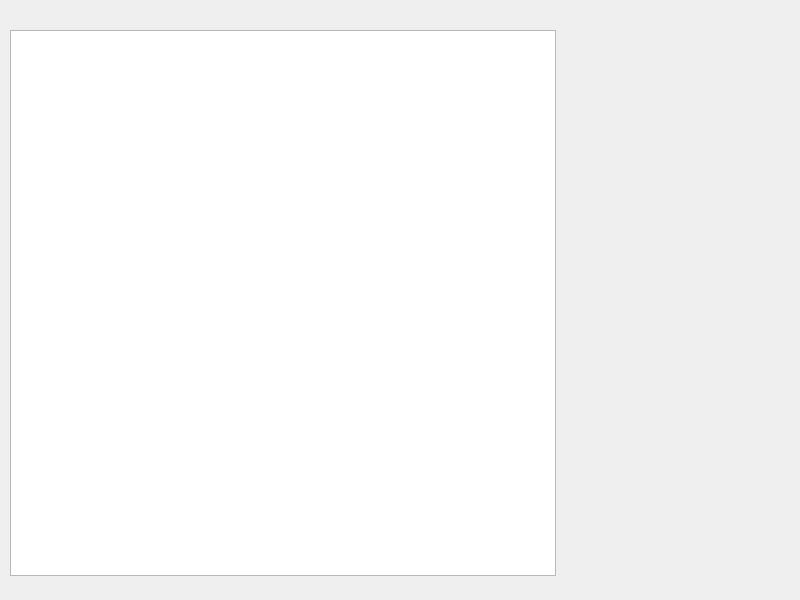
JoPuuma/ohj3_course_project_game, file Game/gamewindow.ui: the form before one commit.
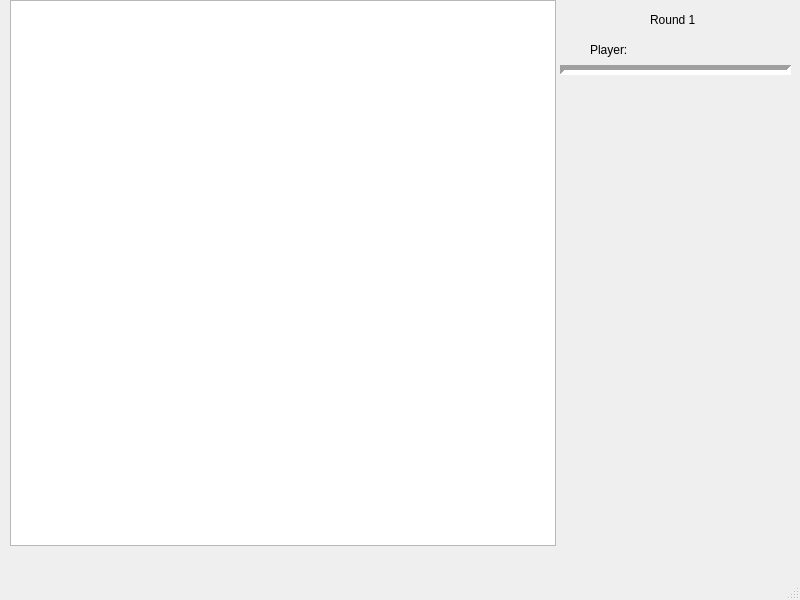
The form after the commit.

Commit message: gamewindow luotu

Patch:
```diff
--- a/Game/gamewindow.ui
+++ b/Game/gamewindow.ui
@@ -1,7 +1,7 @@
 <?xml version="1.0" encoding="UTF-8"?>
 <ui version="4.0">
  <class>GameWindow</class>
- <widget class="QDialog" name="GameWindow">
+ <widget class="QMainWindow" name="GameWindow">
   <property name="geometry">
    <rect>
     <x>0</x>
@@ -13,16 +13,90 @@
   <property name="windowTitle">
    <string>Dialog</string>
   </property>
-  <widget class="QGraphicsView" name="graphicsView">
+  <widget class="QWidget" name="centralwidget">
+   <widget class="QGraphicsView" name="graphicsView">
+    <property name="geometry">
+     <rect>
+      <x>10</x>
+      <y>0</y>
+      <width>546</width>
+      <height>546</height>
+     </rect>
+    </property>
+    <property name="sizePolicy">
+     <sizepolicy hsizetype="Ignored" vsizetype="Ignored">
+      <horstretch>0</horstretch>
+      <verstretch>0</verstretch>
+     </sizepolicy>
+    </property>
+   </widget>
+   <widget class="QLabel" name="roundLabel">
+    <property name="geometry">
+     <rect>
+      <x>650</x>
+      <y>10</y>
+      <width>63</width>
+      <height>20</height>
+     </rect>
+    </property>
+    <property name="text">
+     <string>Round 1</string>
+    </property>
+   </widget>
+   <widget class="QLabel" name="label">
+    <property name="geometry">
+     <rect>
+      <x>590</x>
+      <y>40</y>
+      <width>63</width>
+      <height>20</height>
+     </rect>
+    </property>
+    <property name="text">
+     <string>Player: </string>
+    </property>
+   </widget>
+   <widget class="QLabel" name="labelPlayerName">
+    <property name="geometry">
+     <rect>
+      <x>640</x>
+      <y>40</y>
+      <width>151</width>
+      <height>20</height>
+     </rect>
+    </property>
+    <property name="text">
+     <string>&lt;playerName&gt;</string>
+    </property>
+   </widget>
+   <widget class="Line" name="line">
+    <property name="geometry">
+     <rect>
+      <x>560</x>
+      <y>60</y>
+      <width>231</width>
+      <height>20</height>
+     </rect>
+    </property>
+    <property name="lineWidth">
+     <number>5</number>
+    </property>
+    <property name="orientation">
+     <enum>Qt::Horizontal</enum>
+    </property>
+   </widget>
+  </widget>
+  <widget class="QMenuBar" name="menubar">
    <property name="geometry">
     <rect>
-     <x>10</x>
-     <y>30</y>
-     <width>546</width>
-     <height>546</height>
+     <x>0</x>
+     <y>0</y>
+     <width>800</width>
+     <height>25</height>
     </rect>
    </property>
   </widget>
+  <widget class="QStatusBar" name="statusbar"/>
  </widget>
  <resources/>
  <connections/>
```
Left out of the diff: 2 changed lines with no effect on the pictures. The commit also changes 4 other files.
